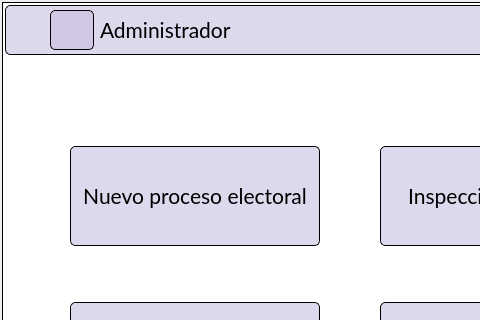
Before: the Qt Designer form SistemaControlElecciones/mainwindow.ui in NaomySinHYConY/Proyecto1_ISII_SCE, drawn with Qt 5; both pictures show x 0 to 480 and y 0 to 320 of the 700 by 500 pixel window.
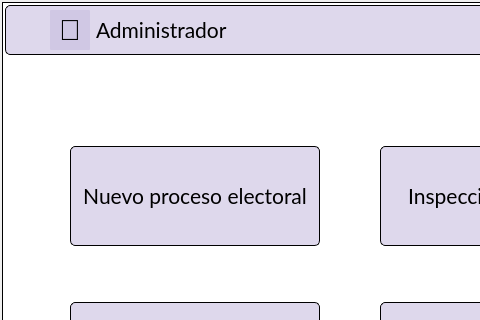
After: the same form once the commit is applied. The open tabs and pages were chosen to show the change. Icons and pictures are not drawn.

```diff
--- a/SistemaControlElecciones/mainwindow.ui
+++ b/SistemaControlElecciones/mainwindow.ui
@@ -51,6 +51,16 @@
 
 #labelDatos, #labelNombre, #labelPartido, #etiquetaNombreCand, #etiquetaPartidoAfil{
 font: 16pt &quot;MS Shell Dlg 2&quot;;
+}
+
+#AdmIcono{
+background-color: rgba(199, 189, 222,150);
+border: none;
+border-radius: 1px;
+padding-top: 1px;
+padding-right: 1px;
+padding-bottom: 1px;
+padding-left: 1px;
 }</string>
   </property>
   <property name="iconSize">
@@ -544,7 +554,7 @@
              <item>
               <widget class="QPushButton" name="AdmIcono">
                <property name="enabled">
-                <bool>false</bool>
+                <bool>true</bool>
                </property>
                <property name="minimumSize">
                 <size>
@@ -558,8 +568,13 @@
                  <height>50</height>
                 </size>
                </property>
+               <property name="font">
+                <font>
+                 <pointsize>22</pointsize>
+                </font>
+               </property>
                <property name="text">
-                <string/>
+                <string></string>
                </property>
               </widget>
              </item>
```
Left out of the diff: 2 changed lines with no effect on the pictures.
